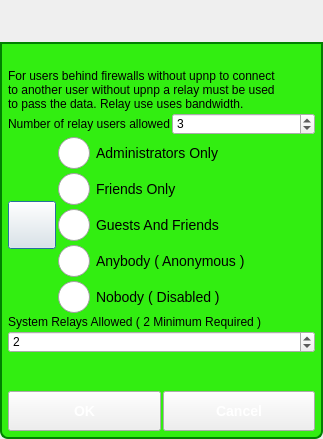
The window that GoTvApps/GoTvCommon/Forms/ActivityPermissionsRelay.ui (brettrjones/gotvptop) describes before a commit, drawn with Qt 5.
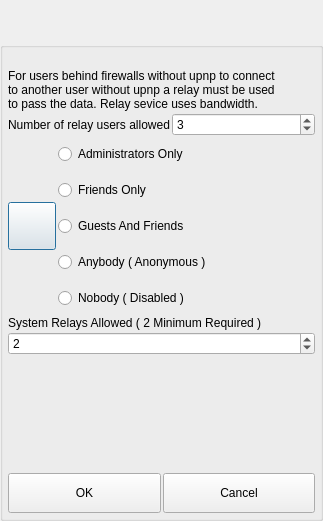
The same window after the commit. Icons and pictures are not drawn. Custom widgets are drawn as their Qt base class.

```diff
--- a/GoTvApps/GoTvCommon/Forms/ActivityPermissionsRelay.ui
+++ b/GoTvApps/GoTvCommon/Forms/ActivityPermissionsRelay.ui
@@ -7,7 +7,7 @@
     <x>0</x>
     <y>0</y>
     <width>323</width>
-    <height>439</height>
+    <height>521</height>
    </rect>
   </property>
   <property name="sizePolicy">
@@ -25,86 +25,6 @@
   <property name="windowTitle">
    <string>Dialog</string>
   </property>
-  <property name="styleSheet">
-   <string notr="true">QDialog#PermissionsDlg
-{   
-color: transparent;
-background-color: transparent;
-border: 1px solid transparent;
-border-radius: 8px; 
-}
-
-#DialogTitleBox
-{   
-color: black;
-background-color: rgb(50,238,17);
-border: 2px solid green;
-border-top-left-radius: 8px; 
-border-top-right-radius: 8px;
-}
-#DialogTitleLabel
-{   
-color: black;
-}
-#DialogItemsGroupBox
-{   
-background-color: rgb(50,238,17);
-border: 2px solid green;
-border-top-color: green; 
-border-bottom-left-radius: 8px; 
-border-bottom-right-radius: 8px;
-}
-QPushButton#CancelButton
-{
-color: white;
-font: bold 14px;
-border-width: 10;
-border-image: url(:/MyP2PWeb/Resources/button_green_normal.png)10;
-padding: -10;
-}
-QPushButton#CancelButton:pressed
-{
-border-width: 10;
-border-image: url(:/MyP2PWeb/Resources/button_green_pressed.png);
-padding: -10;
-}
-QPushButton#OkButton
-{
-color: white;
-font: bold 14px;
-border-width: 10;
-border-image: url(:/MyP2PWeb/Resources/button_green_normal.png);
-padding: -10;
-}
-QPushButton#OkButton:pressed
-{
-border-width: 10;
-border-image: url(:/MyP2PWeb/Resources/button_green_pressed.png);
-padding: -10;
-}
-QLabel#PermissionLabel
-{
-font: bold 14px;
-}
-QRadioButton
-{
-	font: 14px;
-}
- QRadioButton::indicator 
-{
-     width: 32px;
-     height: 32px;
- }
- QRadioButton::indicator::unchecked 
-{
-image: url(:/MyP2PWeb/Resources/radio_button_green_unselected.png);
-}
- QRadioButton::indicator::checked 
-{
-image: url(:/MyP2PWeb/Resources/radio_button_green_selected.png);    
-}
-</string>
-  </property>
   <layout class="QVBoxLayout" name="verticalLayout_2">
    <property name="spacing">
     <number>0</number>
@@ -182,7 +102,7 @@
         <property name="text">
          <string>For users behind firewalls without upnp to connect
 to another user without upnp a relay must be used
-to pass the data. Relay use uses bandwidth.</string>
+to pass the data. Relay sevice uses bandwidth.</string>
         </property>
        </widget>
       </item>
@@ -374,6 +294,12 @@
    <header>TitleBarWidget.h</header>
    <container>1</container>
   </customwidget>
+  <customwidget>
+   <class>BottomBarWidget</class>
+   <extends>QWidget</extends>
+   <header location="global">BottomBarWidget.h</header>
+   <container>1</container>
+  </customwidget>
   <customwidget>
    <class>VxPushButton</class>
    <extends>QPushButton</extends>
```
Left out of the diff: 21 changed lines with no effect on the pictures.
